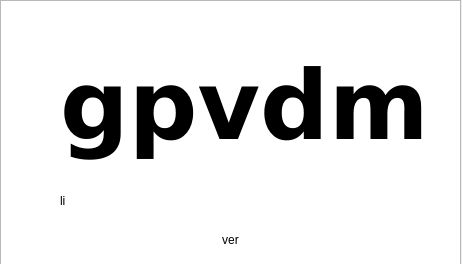
Above: ui/splash.ui from xj361685640/gpvdm before the change. Below: the same form after it.
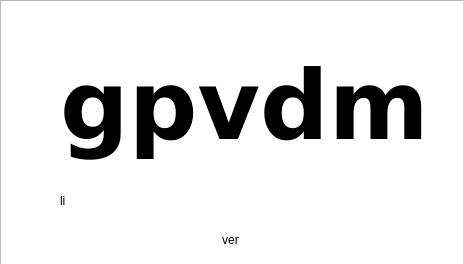
That is the form after the change.

The edit to the form file:
```diff
--- a/ui/splash.ui
+++ b/ui/splash.ui
@@ -6,7 +6,7 @@
    <rect>
     <x>0</x>
     <y>0</y>
-    <width>462</width>
+    <width>463</width>
     <height>264</height>
    </rect>
   </property>
@@ -74,7 +74,7 @@
     <rect>
      <x>0</x>
      <y>0</y>
-     <width>461</width>
+     <width>471</width>
      <height>271</height>
     </rect>
    </property>
```
